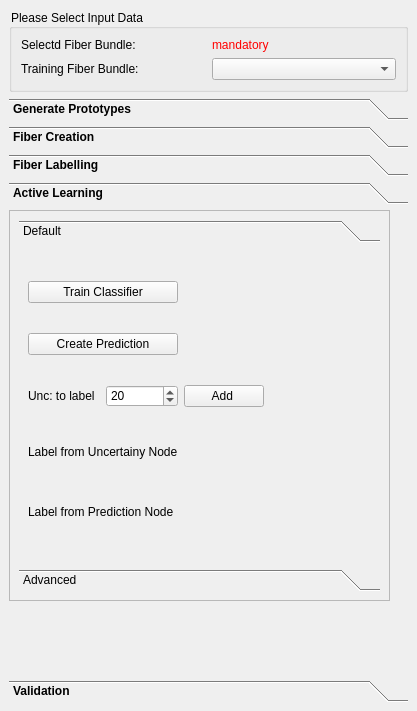
First picture: the form in Plugins/org.mitk.gui.qt.diffusionimaging.fiberprocessing/src/internal/QmitkInteractiveFiberDissectionViewControls.ui, repository MIC-DKFZ/MITK-Diffusion, before the edit.
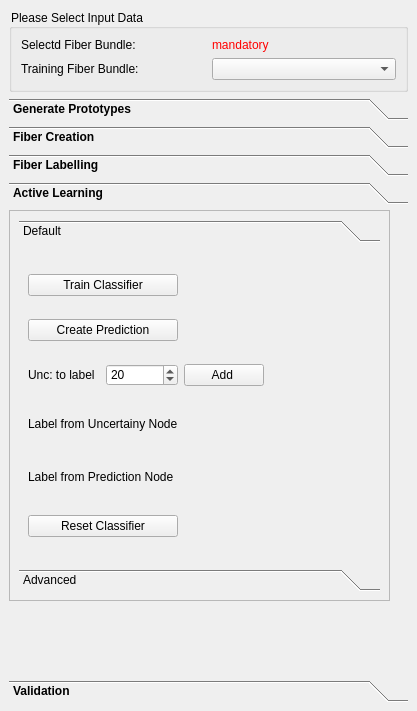
Second picture: the form after the edit. The open tabs and pages were chosen to show the change. Icons and pictures are not drawn. Custom widgets are drawn as their Qt base class.

Commit message: Reset Classifier available

What changed in the file:
```diff
--- a/Plugins/org.mitk.gui.qt.diffusionimaging.fiberprocessing/src/internal/QmitkInteractiveFiberDissectionViewControls.ui
+++ b/Plugins/org.mitk.gui.qt.diffusionimaging.fiberprocessing/src/internal/QmitkInteractiveFiberDissectionViewControls.ui
@@ -840,6 +840,13 @@
               </property>
              </spacer>
             </item>
+            <item row="5" column="0" colspan="2">
+             <widget class="QPushButton" name="m_resetClassifier">
+              <property name="text">
+               <string>Reset Classifier</string>
+              </property>
+             </widget>
+            </item>
            </layout>
           </widget>
           <widget class="QWidget" name="page_18">
```
Left out of the diff: 240 changed lines with no effect on the pictures. The commit also changes 2 other files.
